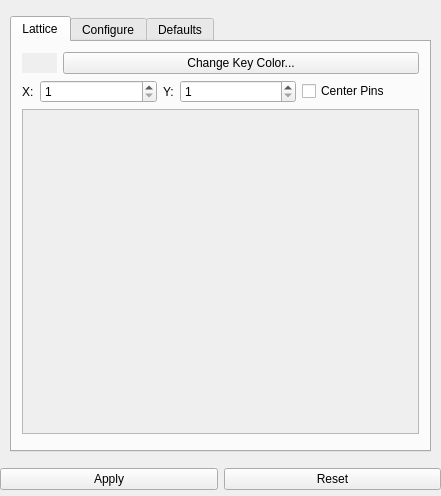
Above: Application/qInputPropertiesWidget.ui from Sprunth/RGG before the change. Below: the same form after it.
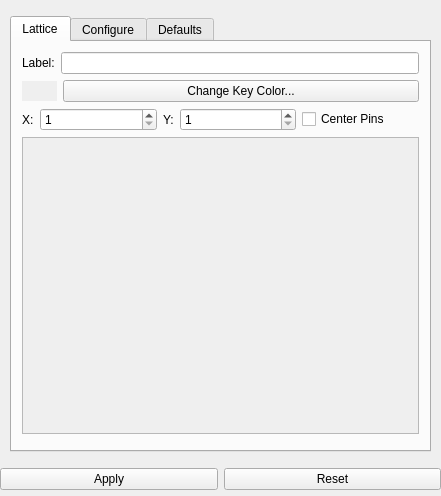
That is the form after the change. The open tabs and pages were chosen to show the change.

Commit message: add label support

Patch:
```diff
--- a/Application/qInputPropertiesWidget.ui
+++ b/Application/qInputPropertiesWidget.ui
@@ -277,7 +277,7 @@
            <property name="margin">
             <number>10</number>
            </property>
-           <item row="3" column="0">
+           <item row="4" column="0">
             <widget class="QWidget" name="latticecontainerLayout_2" native="true">
              <layout class="QVBoxLayout" name="latticecontainerLayout">
               <property name="margin">
@@ -294,7 +294,7 @@
                    <x>0</x>
                    <y>0</y>
                    <width>381</width>
-                   <height>290</height>
+                   <height>257</height>
                   </rect>
                  </property>
                 </widget>
@@ -303,7 +303,7 @@
              </layout>
             </widget>
            </item>
-           <item row="4" column="0">
+           <item row="5" column="0">
             <widget class="QWidget" name="hexLatticeAssyContainer_2" native="true">
              <layout class="QVBoxLayout" name="hexLatticeAssyContainer">
               <property name="margin">
@@ -313,6 +313,45 @@
             </widget>
            </item>
            <item row="1" column="0">
+            <layout class="QHBoxLayout" name="horizontalLayout_3">
+             <item>
+              <widget class="QLabel" name="assyColorSwatch">
+               <property name="sizePolicy">
+                <sizepolicy hsizetype="Preferred" vsizetype="Fixed">
+                 <horstretch>0</horstretch>
+                 <verstretch>0</verstretch>
+                </sizepolicy>
+               </property>
+               <property name="minimumSize">
+                <size>
+                 <width>30</width>
+                 <height>20</height>
+                </size>
+               </property>
+               <property name="maximumSize">
+                <size>
+                 <width>35</width>
+                 <height>20</height>
+                </size>
+               </property>
+               <property name="autoFillBackground">
+                <bool>true</bool>
+               </property>
+               <property name="text">
+                <string/>
+               </property>
+              </widget>
+             </item>
+             <item>
+              <widget class="QPushButton" name="assyColorSelectButton">
+               <property name="text">
+                <string>Change Key Color...</string>
+               </property>
+              </widget>
+             </item>
+            </layout>
+           </item>
+           <item row="2" column="0">
             <layout class="QHBoxLayout" name="horizontalLayout">
              <item>
               <widget class="QLabel" name="AssemblyLabelX">
@@ -364,41 +403,16 @@
             </layout>
            </item>
            <item row="0" column="0">
-            <layout class="QHBoxLayout" name="horizontalLayout_3">
+            <layout class="QHBoxLayout" name="horizontalLayout_2">
              <item>
-              <widget class="QLabel" name="assyColorSwatch">
-               <property name="sizePolicy">
-                <sizepolicy hsizetype="Preferred" vsizetype="Fixed">
-                 <horstretch>0</horstretch>
-                 <verstretch>0</verstretch>
-                </sizepolicy>
-               </property>
-               <property name="minimumSize">
-                <size>
-                 <width>30</width>
-                 <height>20</height>
-                </size>
-               </property>
-               <property name="maximumSize">
-                <size>
-                 <width>35</width>
-                 <height>20</height>
-                </size>
-               </property>
-               <property name="autoFillBackground">
-                <bool>true</bool>
-               </property>
+              <widget class="QLabel" name="label_5">
                <property name="text">
-                <string/>
+                <string>Label:</string>
                </property>
               </widget>
              </item>
              <item>
-              <widget class="QPushButton" name="assyColorSelectButton">
-               <property name="text">
-                <string>Change Key Color...</string>
-               </property>
-              </widget>
+              <widget class="QLineEdit" name="AssyLabel"/>
              </item>
             </layout>
            </item>
```
Left out of the diff: 21 changed lines with no effect on the pictures. The commit also changes 6 other files.
